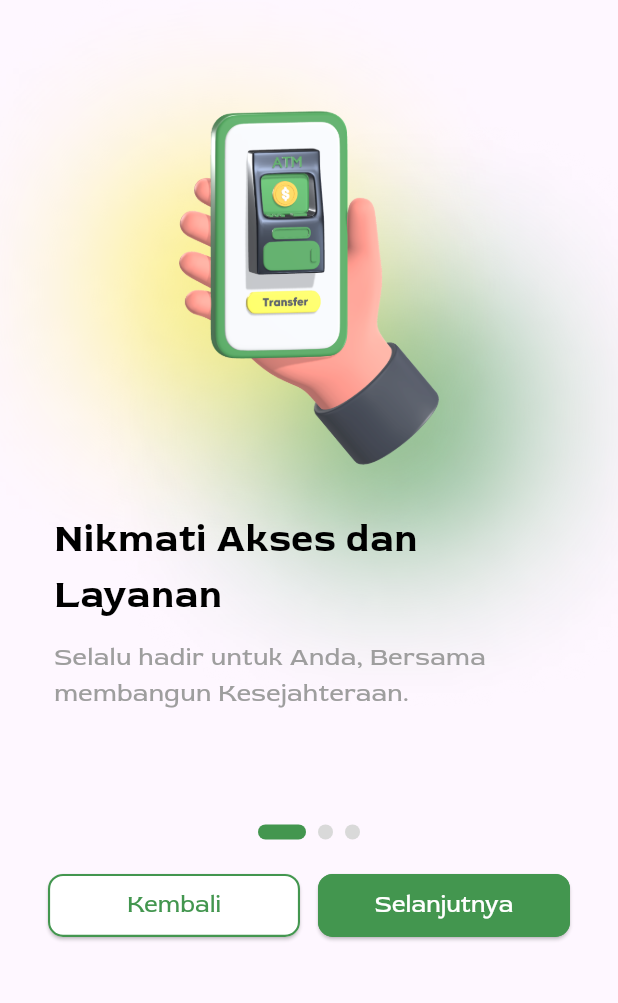
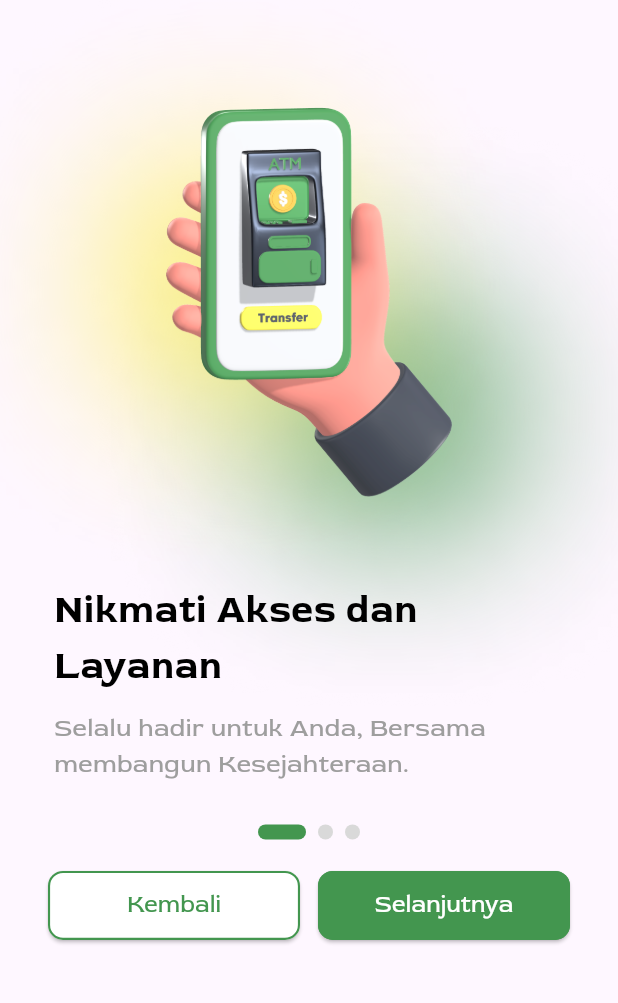
Before and after one commit to desyadelina/tefa-kud, a Flutter app: the screen it shows after launch, after a tap on "Mulai", on a phone screen of 412 x 824 dp, the part 171-1174 px from its top. Run offline on Flutter 3.47's test engine with Material 3 defaults, Android fonts, the phone set to English and light mode, and no system bars; drawn by our look-alikes of smooth_page_indicator; our stand-ins replace flutter_staggered_animations.

Commit message:
merging splashscreen & loginscreen

```diff
--- a/lib/Start/screens/guide_screen.dart
+++ b/lib/Start/screens/guide_screen.dart
@@ -1,4 +1,5 @@
 import 'package:flutter/material.dart';
+import 'package:tefa_kud/Start/screens/loginForm.dart';
 import 'package:tefa_kud/widget/button.dart';
 import 'package:tefa_kud/widget/layout/guide_layout.dart';
 import 'package:smooth_page_indicator/smooth_page_indicator.dart';
@@ -13,10 +14,26 @@ class GuideMain extends StatefulWidget {
 class _GuideScreenState extends State<GuideMain> {
   final PageController _startPageController = PageController();
   final PageController _guidePageController = PageController();
+  String nextButtonText = "Selanjutnya"; // Default text for the Next button
+
+  @override
+  void initState() {
+    super.initState();
+    _guidePageController.addListener(_updateNextButtonText);
+  }
+
+  void _updateNextButtonText() {
+    setState(() {
+
+      nextButtonText =
+          (_guidePageController.page?.round() == 2) ? "Masuk!" : "Selanjutnya";
+    });
+  }
 
   @override
   void dispose() {
     _startPageController.dispose();
+    _guidePageController.removeListener(_updateNextButtonText);
     _guidePageController.dispose();
     super.dispose();
   }
@@ -63,39 +80,54 @@ class _GuideScreenState extends State<GuideMain> {
                   );
                 },
               ),
-              GuideScreens(_startPageController),
+              GuideScreens(
+                  _startPageController, _guidePageController, nextButtonText),
             ],
           ),
         ],
       ),
     );
   }
+}
 
-  Stack GuideScreens(PageController startPageController) {
+class GuideScreens extends StatelessWidget {
+  final PageController startPageController;
+  final PageController guidePageController;
+  final String nextButtonText;
+
+  const GuideScreens(
+    this.startPageController,
+    this.guidePageController,
+    this.nextButtonText, {
+    super.key,
+  });
+
+  @override
+  Widget build(BuildContext context) {
     return Stack(
       children: [
-        // Menambahkan PageView di sini dengan warna latar belakang transparan
         PageView(
-          controller: _guidePageController,
+          controller: guidePageController,
           physics: const NeverScrollableScrollPhysics(),
           children: [
-            // Setiap halaman dari GuideLayout
             GuideLayout(
-              controller: _guidePageController,
+              transformScale: 1.1,
+              controller: guidePageController,
               title: "Nikmati Akses dan Layanan",
               subtitle:
                   "Selalu hadir untuk Anda, Bersama membangun Kesejahteraan.",
               imagePath: 'assets/images/Mobile Transaction.png',
             ),
             GuideLayout(
-              controller: _guidePageController,
-              title: "Fleksibilitas untuk Semua Kebutuhan Anda",
+              transformScale: 1.35,
+              controller: guidePageController,
+              title: "Bersama untuk Keuntungan Bersama",
               subtitle:
-                  "Kami menyediakan solusi yang tepat untuk kebutuhan Anda sehari-hari.",
+                  "Bukan hanya soal transaksi, tapi juga berbagi manfaat untuk masa depan yang lebih cerah.",
               imagePath: 'assets/images/Money Management.png',
             ),
             GuideLayout(
-              controller: _guidePageController,
+              controller: guidePageController,
               title: "Keamanan Terjamin, Perlindungan Maksimal",
               subtitle:
                   "Dapatkan perlindungan menyeluruh dengan keamanan bersertifikat dari Koperasi Indonesia.",
@@ -111,25 +143,37 @@ class _GuideScreenState extends State<GuideMain> {
             padding: const EdgeInsets.symmetric(vertical: 0, horizontal: 32),
             child: Center(
               child: PageIndicatorWithButtons(
-                controller: _guidePageController,
+                controller: guidePageController,
                 pageCount: 3,
+                textNextButton: nextButtonText,
                 onBackPressed: () {
-                  if (_guidePageController.page!.round() == 0) {
+                  if (guidePageController.page!.round() == 0) {
                     startPageController.previousPage(
                       duration: const Duration(milliseconds: 500),
                       curve: Curves.ease,
                     );
                   } else {
-                    _guidePageController.previousPage(
+                    guidePageController.previousPage(
                       duration: const Duration(milliseconds: 500),
                       curve: Curves.ease,
                     );
                   }
                 },
-                onNextPressed: () => _guidePageController.nextPage(
-                  duration: const Duration(milliseconds: 500),
-                  curve: Curves.ease,
-                ),
+                onNextPressed: () {
+                  if (guidePageController.page!.round() == 2) {
+                    Navigator.push(
+                      context,
+                      MaterialPageRoute(
+                        builder: (context) => const LoginMain(),
+                      ),
+                    );
+                  } else {
+                    guidePageController.nextPage(
+                      duration: const Duration(milliseconds: 500),
+                      curve: Curves.ease,
+                    );
+                  }
+                },
               ),
             ),
           ),
@@ -142,6 +186,7 @@ class _GuideScreenState extends State<GuideMain> {
 class PageIndicatorWithButtons extends StatelessWidget {
   final PageController controller;
   final int pageCount;
+  final String textNextButton;
   final VoidCallback onBackPressed;
   final VoidCallback onNextPressed;
 
@@ -149,6 +194,7 @@ class PageIndicatorWithButtons extends StatelessWidget {
     super.key,
     required this.controller,
     this.pageCount = 3,
+    this.textNextButton = "Selanjutnya",
     required this.onBackPressed,
     required this.onNextPressed,
   });
@@ -165,13 +211,13 @@ class PageIndicatorWithButtons extends StatelessWidget {
             activeDotDecoration: DotDecoration(
               width: 32,
               height: 10,
-              color: const Color(0xFF43964F), // Warna indikator aktif
+              color: const Color(0xFF43964F),
               borderRadius: BorderRadius.circular(6),
             ),
             dotDecoration: DotDecoration(
               width: 10,
               height: 10,
-              color: const Color(0xFFD9D9D9), // Warna indikator tidak aktif
+              color: const Color(0xFFD9D9D9),
               borderRadius: BorderRadius.circular(5),
             ),
           ),
@@ -200,7 +246,7 @@ class PageIndicatorWithButtons extends StatelessWidget {
               child: button(
                 onPressed: onNextPressed,
                 backgroundColor: const Color(0xFF43964F),
-                text: "Selanjutnya",
+                text: textNextButton,
               ),
             ),
           ],
--- /dev/null
+++ b/lib/Start/screens/splash_screen.dart
@@ -0,0 +1,56 @@
+import 'package:flutter/material.dart';
+import 'package:tefa_kud/Start/screens/guide_screen.dart';
+
+class SplashScreen extends StatefulWidget {
+  const SplashScreen({super.key});
+
+  @override
+  State<SplashScreen> createState() => _SplashScreenState();
+}
+
+class _SplashScreenState extends State<SplashScreen> {
+  bool _isMoved = false;
+  bool _isShow = false;
+
+  @override
+  void initState() {
+    super.initState();
+    Future.delayed(Duration(milliseconds: 450), () {
+      setState(() {
+        _isShow = true;
+      });
+    });
+    Future.delayed(const Duration(milliseconds: 2500), () {
+      setState(() {
+        _isMoved = true;
+        Future.delayed(const Duration(milliseconds: 515), () {
+          setState(() {
+            Navigator.pushReplacement(
+              context,
+              MaterialPageRoute(builder: (context) => const GuideMain()),
+            );
+          });
+        });
+      });
+    });
+  }
+
+  @override
+  Widget build(BuildContext context) {
+    return Scaffold(
+      body: AnimatedContainer(
+        color: const Color(0xFF43964F),
+        duration: const Duration(milliseconds: 490),
+        curve: Curves.easeInExpo,
+        alignment:
+            _isMoved ? const Alignment(-0.955, -0.905) : Alignment.center,
+        child: AnimatedScale(
+          scale: _isMoved ? 0.5 : 1.0,
+          duration: const Duration(milliseconds: 490),
+          child: Image.asset('assets/logo/koperasi-indonesia-seeklogo.png',
+              width: 100, height: 100),
+        ),
+      ),
+    );
+  }
+}
--- a/lib/main.dart
+++ b/lib/main.dart
@@ -1,5 +1,6 @@
 import 'package:flutter/material.dart';
 import 'package:tefa_kud/Start/screens/guide_screen.dart';
+import 'package:tefa_kud/Start/screens/splash_screen.dart';
 
 void main() {
   runApp(const MainApp());
@@ -12,10 +13,8 @@ class MainApp extends StatelessWidget {
   Widget build(BuildContext context) {
     return MaterialApp(
       debugShowCheckedModeBanner: false,
-      theme: ThemeData(
-        fontFamily: 'RedRose'
-      ),
-      home: GuideMain(),
+      theme: ThemeData(fontFamily: 'RedRose'),
+      home: SplashScreen(),
     );
   }
 }
--- a/lib/widget/button.dart
+++ b/lib/widget/button.dart
@@ -26,7 +26,7 @@ class button extends StatelessWidget {
           onPressed: onPressed,
           style: ElevatedButton.styleFrom(
               backgroundColor: backgroundColor,
-              minimumSize: const Size(double.infinity, 42),
+              minimumSize: const Size(double.infinity, 46),
               shape: RoundedRectangleBorder(
                 borderRadius: BorderRadius.circular(10),
                 side: BorderSide(color: outlineColor, width: 1.4),
--- a/lib/widget/layout/guide_layout.dart
+++ b/lib/widget/layout/guide_layout.dart
@@ -1,5 +1,5 @@
+
 import 'package:flutter/material.dart';
-import 'package:tefa_kud/Start/screens/guide_screen.dart';
 import 'package:tefa_kud/widget/button.dart';
 
 class GuideLayout extends StatelessWidget {
@@ -7,6 +7,7 @@ class GuideLayout extends StatelessWidget {
   final String title;
   final String subtitle;
   final String imagePath;
+  final double transformScale;
 
   const GuideLayout({
     super.key,
@@ -14,6 +15,7 @@ class GuideLayout extends StatelessWidget {
     required this.title,
     required this.subtitle,
     required this.imagePath,
+    this.transformScale = 1.0,
   });
 
   @override
@@ -26,9 +28,12 @@ class GuideLayout extends StatelessWidget {
             mainAxisAlignment: MainAxisAlignment.center,
             crossAxisAlignment: CrossAxisAlignment.center,
             children: [
-              Stack(
-                children: [
-                  Align(
+              SizedBox(
+                height: MediaQuery.of(context).size.height * 0.04,
+              ),
+              Transform.scale(
+                scale: transformScale,
+                child: Align(
                   alignment: Alignment.center,
                   child: ClipRect(
                     child: Image.asset(
@@ -38,11 +43,13 @@ class GuideLayout extends StatelessWidget {
                     ),
                   ),
                 ),
-                ],
+              ),
+              SizedBox(
+                height: MediaQuery.of(context).size.height * 0.075,
               ),
               Container(
                 padding:
-                    const EdgeInsets.symmetric(vertical: 24, horizontal: 36),
+                    const EdgeInsets.symmetric(vertical: 0, horizontal: 36),
                 child: Column(
                   mainAxisAlignment: MainAxisAlignment.center,
                   children: [
@@ -56,9 +63,9 @@ class GuideLayout extends StatelessWidget {
                       ),
                       maxLines: 2, // Limit text to 2 lines
                       overflow:
-                          TextOverflow.ellipsis, // Add "..." if text overflows
+                          TextOverflow.ellipsis,
                       textAlign:
-                          TextAlign.left, // Optional: Center-align if needed
+                          TextAlign.left,
                     ),
                     const SizedBox(height: 12),
                     Text(
@@ -106,16 +113,18 @@ class StartGuideLayout extends StatelessWidget {
             mainAxisAlignment: MainAxisAlignment.center,
             crossAxisAlignment: CrossAxisAlignment.center,
             children: [
-              Stack(
-                children: [
               Align(
                 alignment: Alignment.center,
-                    child: Transform.scale(
-                      scale: 0.58,
-                      child: Image.asset(imagePath),
+                child: ClipRect(
+                  child: Image.asset(
+                    imagePath,
+                    fit: BoxFit.contain,
+                    width: MediaQuery.of(context).size.width * 0.66,
                   ),
                 ),
-                ],
+              ),
+              SizedBox(
+                height: MediaQuery.of(context).size.height * 0.1,
               ),
               Container(
                 padding:
@@ -127,33 +136,40 @@ class StartGuideLayout extends StatelessWidget {
                       title,
                       style: const TextStyle(
                         fontWeight: FontWeight.bold,
-                        fontSize: 28,
+                        fontSize: 32,
                         color: Colors.black,
                         decoration: TextDecoration.none,
                       ),
                     ),
-                    const SizedBox(height: 20),
                     Text(
                       subtitle,
                       style: const TextStyle(
                         fontWeight: FontWeight.w500,
-                        fontSize: 17,
+                        fontSize: 20,
                         color: Colors.grey,
                       ),
-                      textAlign: TextAlign.center,
+                      textAlign: TextAlign.left,
                     ),
                     const SizedBox(height: 20),
-                    button(
-                      onPressed: onNextPressed,
-                      backgroundColor: const Color(0xFF43964F),
-                      text: "Mulai",
-                    ),
                   ],
                 ),
               ),
             ],
           ),
         ),
+        Positioned(
+          bottom: MediaQuery.of(context).size.height * 0.1,
+          left: 0,
+          right: 0,
+          child: Padding(
+            padding: const EdgeInsets.symmetric(vertical: 0, horizontal: 32),
+            child: button(
+              onPressed: onNextPressed,
+              backgroundColor: const Color(0xFF43964F),
+              text: "Mulai",
+            ),
+          ),
+        ),
       ],
     );
   }
--- a/pubspec.yaml
+++ b/pubspec.yaml
@@ -11,6 +11,7 @@ dependencies:
     sdk: flutter
   shared_preferences: ^2.3.2
   smooth_page_indicator: ^1.2.0+3
+  flutter_staggered_animations: ^1.1.1
 
 dev_dependencies:
   flutter_test:
```
Also changed, not shown: lib/Start/screens/loginForm.dart (added, +280 -0 lines), pubspec.lock, 1 other file. Lines whose indentation alone changed are shown as unchanged.
